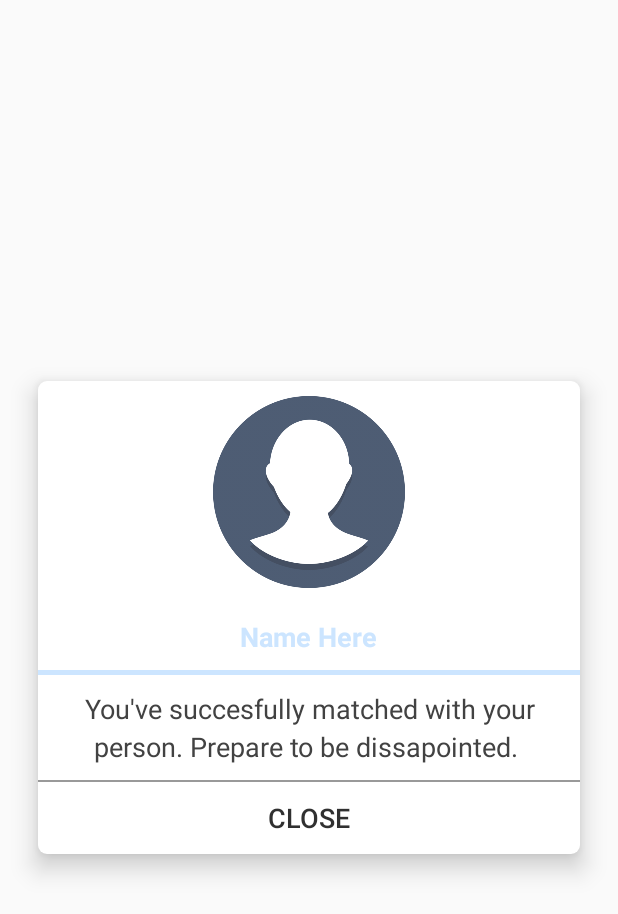
After one commit to copperstick6/SexySinglesOnYourWifi, an Android app: the layout meet_view.xml on its own in the app's theme, with its tools: preview values and no code run, on a phone screen of 412 x 824 dp. The commit adds this screen. Shown: the top 914 px of the screen. Run offline under Robolectric (Android 15) with nearby library versions, the phone set to English and light mode, and no system bars.

Commit message:
Meetup view when distance is low

```diff
--- /dev/null
+++ b/android/app/src/main/res/drawable/background_light.xml
@@ -0,0 +1,18 @@
+<?xml version="1.0" encoding="utf-8"?>
+<layer-list xmlns:android="http://schemas.android.com/apk/res/android">
+
+    <!--                   Shape                      -->
+    <item >
+
+        <shape
+            android:shape="rectangle">
+            <solid android:color="@android:color/white" />
+            <corners android:radius="6dp"/>
+        </shape>
+
+    </item>
+
+
+
+
+</layer-list>
--- /dev/null
+++ b/android/app/src/main/res/layout/meet_view.xml
@@ -0,0 +1,97 @@
+<?xml version="1.0" encoding="utf-8"?>
+
+<RelativeLayout xmlns:android="http://schemas.android.com/apk/res/android"
+    android:background="@android:color/transparent"
+    android:layout_width="match_parent"
+    android:layout_height="match_parent"
+    android:id="@+id/notify_layout"
+    >
+
+    <RelativeLayout xmlns:android="http://schemas.android.com/apk/res/android"
+        android:elevation="10dp"
+        android:orientation="vertical"
+        android:background="@drawable/background_light"
+        android:layout_width="wrap_content"
+        android:layout_height="wrap_content"
+        android:layout_centerHorizontal="true"
+        android:layout_centerVertical="true"
+        android:layout_marginStart="25dp"
+        android:layout_marginEnd="25dp"
+        >
+
+        <ImageView
+            android:id="@+id/logo"
+            android:layout_width="wrap_content"
+            android:layout_height="wrap_content"
+            android:layout_alignParentTop="true"
+            android:layout_centerHorizontal="true"
+            android:adjustViewBounds="true"
+            android:maxHeight="128dp"
+            android:maxWidth="128dp"
+            android:scaleType="fitCenter"
+            android:layout_margin="10dp"
+            android:src="@drawable/circle_icon" />
+        <!-- header text  -->
+        <TextView
+            android:layout_width="wrap_content"
+            android:layout_height="wrap_content"
+            android:text="Name Here"
+            android:textColor="@color/colorAccent"
+            android:textStyle="bold"
+            android:textSize="18sp"
+            android:lineSpacingExtra="4dp"
+            android:id="@+id/header"
+            android:gravity="center"
+            android:layout_centerHorizontal="true"
+            android:layout_below="@id/logo"
+            android:padding="10dp"
+            />
+
+
+        <!-- header divider  -->
+        <RelativeLayout
+            android:layout_below="@id/header"
+            android:layout_width="match_parent"
+            android:layout_height="3dp"
+            android:id="@+id/divider_header"
+            android:background="@color/colorAccent"
+            />
+
+        <!-- Body Text -->
+        <TextView
+            android:layout_below="@id/divider_header"
+            android:layout_width="wrap_content"
+            android:layout_height="wrap_content"
+            android:text="You've succesfully matched with your person. Prepare to be dissapointed. "
+            android:textColor="@color/darkDialog"
+            android:textSize="18sp"
+            android:lineSpacingExtra="4dp"
+            android:id="@+id/body"
+            android:gravity="center"
+            android:layout_centerHorizontal="true"
+            android:padding="10dp"
+            />
+
+        <!-- divider between body and button-->
+        <RelativeLayout
+            android:layout_width="match_parent"
+            android:layout_height="1dp"
+            android:id="@+id/divider_1"
+            android:layout_below="@id/body"
+            android:background="@color/textGrey"
+            />
+
+        <!-- confirm button -->
+        <Button
+            android:id="@+id/okay_button"
+            android:background="@android:color/transparent"
+            android:layout_below="@id/divider_1"
+            android:layout_width="match_parent"
+            android:layout_height="wrap_content"
+            android:text="Close"
+            android:textColor="@color/darkBackground"
+            android:layout_centerHorizontal="true"
+            android:textSize="18sp"/>
+    </RelativeLayout>
+
+</RelativeLayout>
--- a/android/app/src/main/res/values/colors.xml
+++ b/android/app/src/main/res/values/colors.xml
@@ -4,4 +4,8 @@
     <color name="colorPrimaryDark">#B71C1C</color>
     <color name="colorAccent">#CCE5FF</color>
     <color name="colorText">#FFFFFF</color>
+    <color name="textGrey">#999999</color>
+    <color name="darkDialog">#424242</color>
+    <color name="darkBackground">#303030</color>
+
 </resources>
```
Also changed, not shown: android/app/src/main/java/com/example/ty/sexywifi/ColorHelper.java (added, +196 -0 lines), android/app/src/main/java/com/example/ty/sexywifi/MatchActivity.java (+39 -2 lines), android/app/src/main/res/anim/alpha_in.xml (added, +8 -0 lines), android/app/src/main/res/anim/alpha_out.xml (added, +8 -0 lines), android/app/src/main/res/drawable/circle_icon.png (added).
